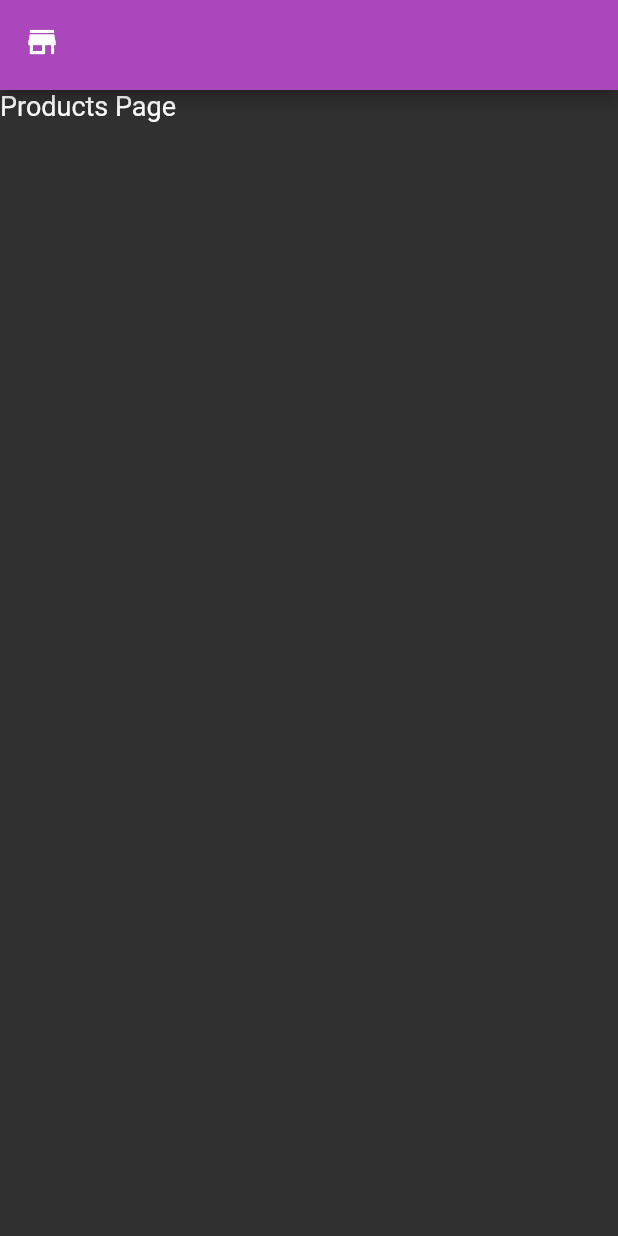
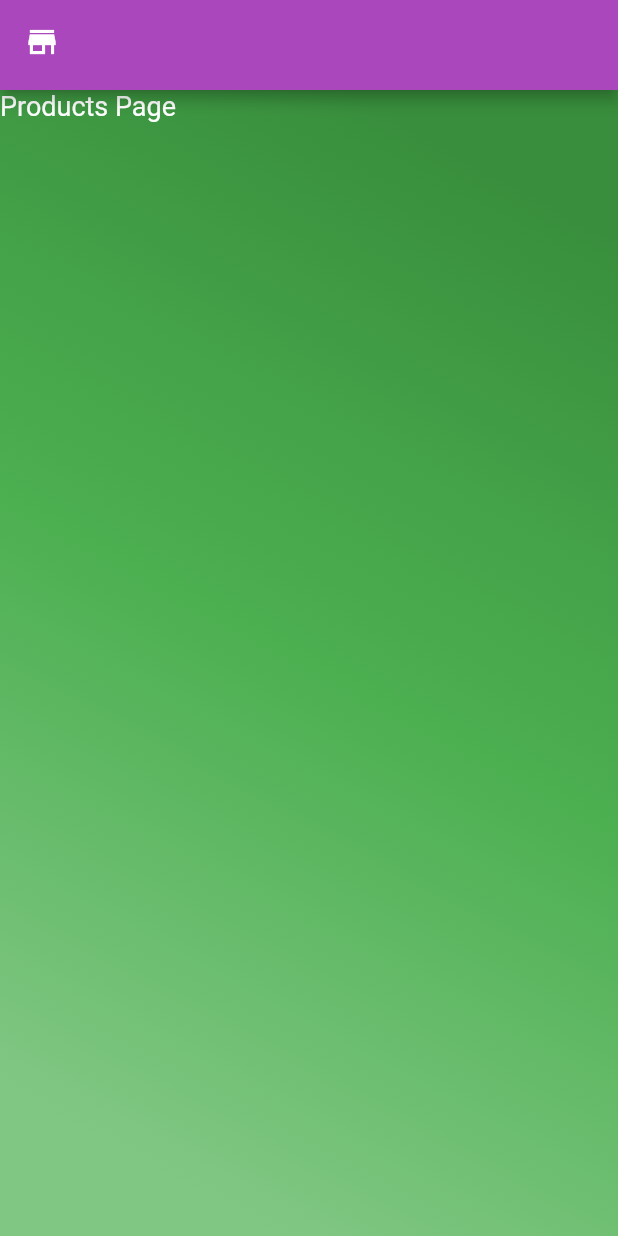
Before and after one commit to eyo-omat/ecommerce_app, a Flutter app: the ProductsPage screen opened by its route, on a phone screen of 412 x 824 dp. Run offline on Flutter 3.47's test engine with Material 2 defaults, Android fonts, the phone set to English and light mode, and no system bars; our stand-ins replace flutter_redux, redux, redux_thunk, shared_preferences; accounts and stored records are empty.

```diff
--- a/lib/pages/products_page.dart
+++ b/lib/pages/products_page.dart
@@ -4,6 +4,20 @@ import 'package:flutter/material.dart';
 import 'package:flutter_ecommerce/models/app_state.dart';
 import 'package:flutter_redux/flutter_redux.dart';
 
+final _gradientBackground = BoxDecoration(
+  gradient: LinearGradient(
+    begin: Alignment.bottomLeft,
+    end: Alignment.topRight,
+    stops: [0.1, 0.3, 0.5, 0.7, 0.9],
+    colors: [
+      Colors.green[300],
+      Colors.green[400],
+      Colors.green[500],
+      Colors.green[600],
+      Colors.green[700]
+    ]
+  )
+);
 class ProductsPage extends StatefulWidget {
   final void Function() onInit;
 
@@ -56,7 +70,10 @@ class ProductsPageState extends State<ProductsPage> {
     return Scaffold(
       appBar: _appBar,
       body: Container(
-        child: Text('Products Page'),
+        decoration: _gradientBackground,
+        child: Column(children: [
+          Row(children: [Text('Products Page')],)
+          ])
       ),
       );
   }
```
